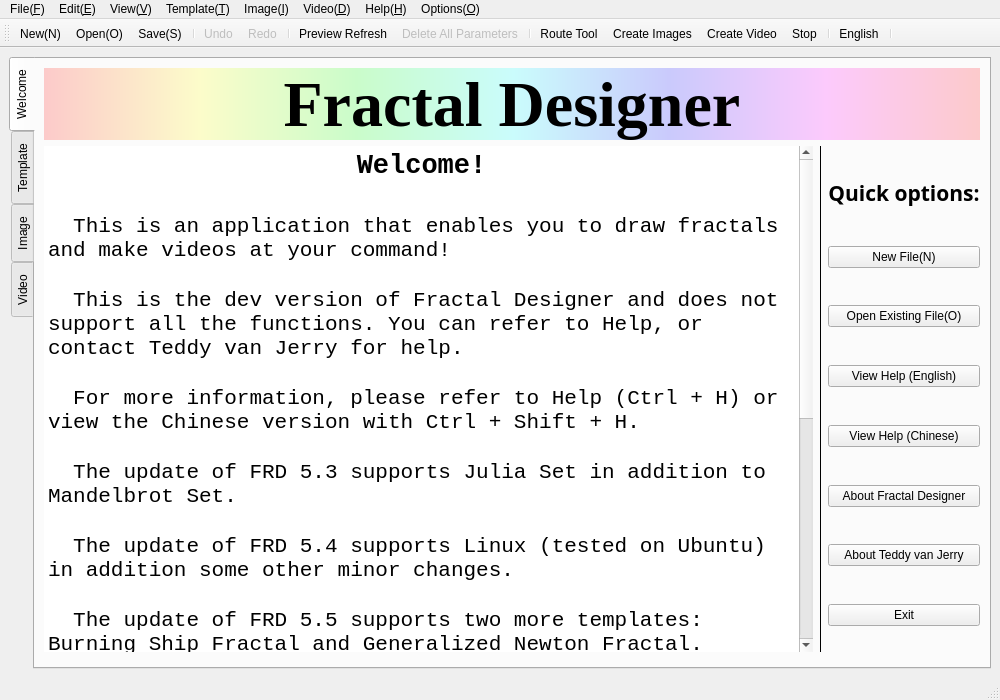
The window that mainwindow.ui (Teddy-van-Jerry/Fractal_Designer) describes before a commit, drawn with Qt 5.
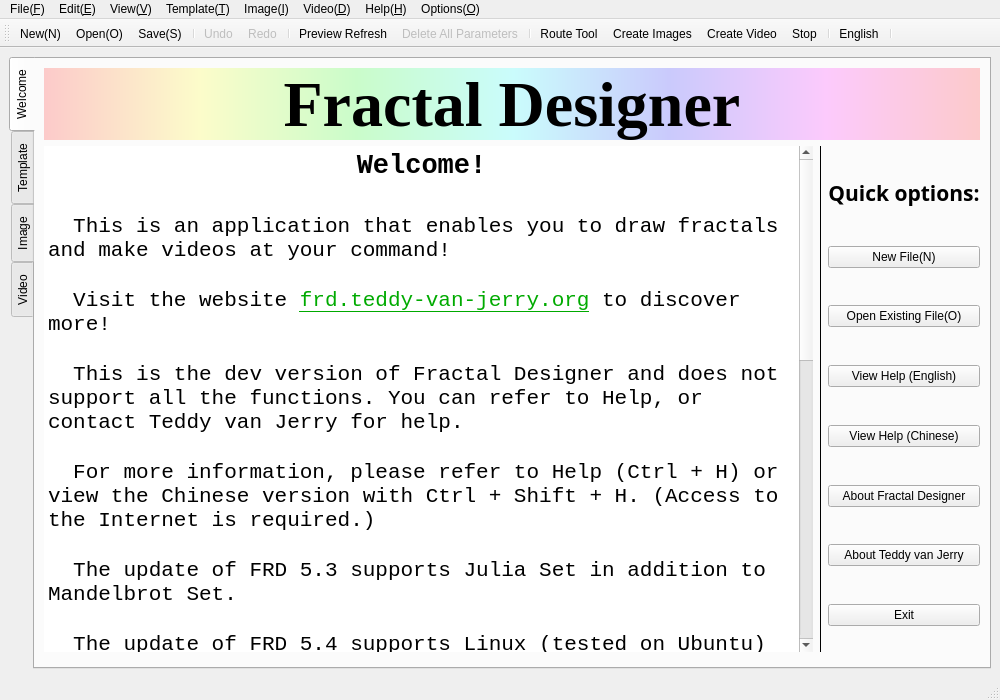
The same window after the commit. Icons and pictures are not drawn.

Diff of the .ui file:
```diff
--- a/mainwindow.ui
+++ b/mainwindow.ui
@@ -104,9 +104,11 @@
 &lt;p align=&quot;center&quot; style=&quot;-qt-paragraph-type:empty; margin-top:0px; margin-bottom:0px; margin-left:0px; margin-right:0px; -qt-block-indent:0; text-indent:0px; font-size:20pt; font-weight:600;&quot;&gt;&lt;br /&gt;&lt;/p&gt;
 &lt;p style=&quot; margin-top:0px; margin-bottom:0px; margin-left:0px; margin-right:0px; -qt-block-indent:0; text-indent:0px;&quot;&gt;&lt;span style=&quot; font-size:16pt;&quot;&gt;  This is an application that enables you to draw fractals and make videos at your command!&lt;/span&gt;&lt;/p&gt;
 &lt;p style=&quot;-qt-paragraph-type:empty; margin-top:0px; margin-bottom:0px; margin-left:0px; margin-right:0px; -qt-block-indent:0; text-indent:0px; font-size:16pt;&quot;&gt;&lt;br /&gt;&lt;/p&gt;
+&lt;p style=&quot; margin-top:0px; margin-bottom:0px; margin-left:0px; margin-right:0px; -qt-block-indent:0; text-indent:0px;&quot;&gt;&lt;span style=&quot; font-size:16pt;&quot;&gt;  Visit the website &lt;/span&gt;&lt;a href=&quot;http://frd.teddy-van-jerry.org&quot;&gt;&lt;span style=&quot; font-size:16pt; text-decoration: underline; color:#00aa00;&quot;&gt;frd.teddy-van-jerry.org&lt;/span&gt;&lt;/a&gt;&lt;span style=&quot; font-size:16pt;&quot;&gt; to discover more!&lt;/span&gt;&lt;/p&gt;
+&lt;p style=&quot;-qt-paragraph-type:empty; margin-top:0px; margin-bottom:0px; margin-left:0px; margin-right:0px; -qt-block-indent:0; text-indent:0px; font-size:16pt;&quot;&gt;&lt;br /&gt;&lt;/p&gt;
 &lt;p style=&quot; margin-top:0px; margin-bottom:0px; margin-left:0px; margin-right:0px; -qt-block-indent:0; text-indent:0px;&quot;&gt;&lt;span style=&quot; font-size:16pt;&quot;&gt;  This is the dev version of Fractal Designer and does not support all the functions. You can refer to Help, or contact Teddy van Jerry for help.&lt;/span&gt;&lt;/p&gt;
 &lt;p style=&quot;-qt-paragraph-type:empty; margin-top:0px; margin-bottom:0px; margin-left:0px; margin-right:0px; -qt-block-indent:0; text-indent:0px; font-size:16pt;&quot;&gt;&lt;br /&gt;&lt;/p&gt;
-&lt;p style=&quot; margin-top:0px; margin-bottom:0px; margin-left:0px; margin-right:0px; -qt-block-indent:0; text-indent:0px;&quot;&gt;&lt;span style=&quot; font-size:16pt;&quot;&gt;  For more information, please refer to Help (Ctrl + H) or view the Chinese version with Ctrl + Shift + H.&lt;/span&gt;&lt;/p&gt;
+&lt;p style=&quot; margin-top:0px; margin-bottom:0px; margin-left:0px; margin-right:0px; -qt-block-indent:0; text-indent:0px;&quot;&gt;&lt;span style=&quot; font-size:16pt;&quot;&gt;  For more information, please refer to Help (Ctrl + H) or view the Chinese version with Ctrl + Shift + H. (Access to the Internet is required.)&lt;/span&gt;&lt;/p&gt;
 &lt;p style=&quot;-qt-paragraph-type:empty; margin-top:0px; margin-bottom:0px; margin-left:0px; margin-right:0px; -qt-block-indent:0; text-indent:0px; font-size:16pt;&quot;&gt;&lt;br /&gt;&lt;/p&gt;
 &lt;p style=&quot; margin-top:0px; margin-bottom:0px; margin-left:0px; margin-right:0px; -qt-block-indent:0; text-indent:0px;&quot;&gt;&lt;span style=&quot; font-size:16pt;&quot;&gt;  The update of FRD 5.3 supports Julia Set in addition to Mandelbrot Set.&lt;/span&gt;&lt;/p&gt;
 &lt;p style=&quot;-qt-paragraph-type:empty; margin-top:0px; margin-bottom:0px; margin-left:0px; margin-right:0px; -qt-block-indent:0; text-indent:0px; font-size:16pt;&quot;&gt;&lt;br /&gt;&lt;/p&gt;
@@ -114,18 +116,26 @@
 &lt;p style=&quot;-qt-paragraph-type:empty; margin-top:0px; margin-bottom:0px; margin-left:0px; margin-right:0px; -qt-block-indent:0; text-indent:0px; font-size:16pt;&quot;&gt;&lt;br /&gt;&lt;/p&gt;
 &lt;p style=&quot; margin-top:0px; margin-bottom:0px; margin-left:0px; margin-right:0px; -qt-block-indent:0; text-indent:0px;&quot;&gt;&lt;span style=&quot; font-size:16pt;&quot;&gt;  The update of FRD 5.5 supports two more templates: Burning Ship Fractal and Generalized Newton Fractal.&lt;/span&gt;&lt;/p&gt;
 &lt;p style=&quot;-qt-paragraph-type:empty; margin-top:0px; margin-bottom:0px; margin-left:0px; margin-right:0px; -qt-block-indent:0; text-indent:0px; font-size:16pt;&quot;&gt;&lt;br /&gt;&lt;/p&gt;
-&lt;p style=&quot; margin-top:0px; margin-bottom:0px; margin-left:0px; margin-right:0px; -qt-block-indent:0; text-indent:0px;&quot;&gt;&lt;span style=&quot; font-size:16pt;&quot;&gt;  In the bata version of Fractal Designer 5.6 LTS, which features customized formulas, there can be numerous bugs. Please report issues on GitHub.&lt;/span&gt;&lt;/p&gt;
+&lt;p style=&quot; margin-top:0px; margin-bottom:0px; margin-left:0px; margin-right:0px; -qt-block-indent:0; text-indent:0px;&quot;&gt;&lt;span style=&quot; font-size:16pt;&quot;&gt;  In FRD 5.6, without the burden of supporting older versions, it features customized formula settings, which offer even more freedom to designers.&lt;/span&gt;&lt;/p&gt;
+&lt;p style=&quot; margin-top:0px; margin-bottom:0px; margin-left:0px; margin-right:0px; -qt-block-indent:0; text-indent:0px;&quot;&gt;&lt;span style=&quot; font-size:16pt;&quot;&gt;  Currently, there is only release version for Windows. Release versions for other platforms will be released in the near future.&lt;/span&gt;&lt;/p&gt;
 &lt;p style=&quot;-qt-paragraph-type:empty; margin-top:0px; margin-bottom:0px; margin-left:0px; margin-right:0px; -qt-block-indent:0; text-indent:0px; font-size:16pt;&quot;&gt;&lt;br /&gt;&lt;/p&gt;
-&lt;p style=&quot; margin-top:0px; margin-bottom:0px; margin-left:0px; margin-right:0px; -qt-block-indent:0; text-indent:0px;&quot;&gt;&lt;span style=&quot; font-size:16pt;&quot;&gt;  Version: 5.6.3-beta (2021/07/14)&lt;/span&gt;&lt;/p&gt;
+&lt;p style=&quot; margin-top:0px; margin-bottom:0px; margin-left:0px; margin-right:0px; -qt-block-indent:0; text-indent:0px;&quot;&gt;&lt;span style=&quot; font-size:16pt;&quot;&gt;  Version: 5.6.3 (2021/07/15)&lt;/span&gt;&lt;/p&gt;
 &lt;p style=&quot;-qt-paragraph-type:empty; margin-top:0px; margin-bottom:0px; margin-left:0px; margin-right:0px; -qt-block-indent:0; text-indent:0px; font-size:16pt;&quot;&gt;&lt;br /&gt;&lt;/p&gt;
-&lt;p style=&quot; margin-top:0px; margin-bottom:0px; margin-left:0px; margin-right:0px; -qt-block-indent:0; text-indent:0px;&quot;&gt;&lt;span style=&quot; font-size:16pt;&quot;&gt;  &lt;/span&gt;&lt;span style=&quot; font-size:16pt; color:#555500;&quot;&gt;Designer: &lt;/span&gt;&lt;span style=&quot; font-size:16pt; color:#aa00ff;&quot;&gt;Teddy van Jerry&lt;/span&gt;&lt;/p&gt;
-&lt;p style=&quot; margin-top:0px; margin-bottom:0px; margin-left:0px; margin-right:0px; -qt-block-indent:0; text-indent:0px;&quot;&gt;&lt;span style=&quot; font-size:16pt; color:#aa00ff;&quot;&gt;  &lt;/span&gt;&lt;span style=&quot; font-size:16pt; color:#000000;&quot;&gt;* GitHub        : &lt;/span&gt;&lt;a href=&quot;https://github.com/Teddy-van-Jerry&quot;&gt;&lt;span style=&quot; font-size:16pt; text-decoration: underline; color:#0000ff;&quot;&gt;Teddy-van-Jerry&lt;/span&gt;&lt;/a&gt;&lt;/p&gt;
+&lt;p style=&quot; margin-top:0px; margin-bottom:0px; margin-left:0px; margin-right:0px; -qt-block-indent:0; text-indent:0px;&quot;&gt;&lt;span style=&quot; font-size:16pt;&quot;&gt;  &lt;/span&gt;&lt;span style=&quot; font-size:16pt; color:#555500;&quot;&gt;Designer: &lt;/span&gt;&lt;span style=&quot; font-size:16pt; color:#aa00ff;&quot;&gt;TVJ Group | Teddy van Jerry&lt;/span&gt;&lt;/p&gt;
+&lt;p style=&quot; margin-top:0px; margin-bottom:0px; margin-left:0px; margin-right:0px; -qt-block-indent:0; text-indent:0px;&quot;&gt;&lt;span style=&quot; font-size:16pt; color:#aa00ff;&quot;&gt;  &lt;/span&gt;&lt;span style=&quot; font-size:16pt; color:#000000;&quot;&gt;* TVJ Group     : &lt;/span&gt;&lt;a href=&quot;http://group.teddy-van-jerry.org&quot;&gt;&lt;span style=&quot; font-size:16pt; text-decoration: underline; color:#0000ff;&quot;&gt;group.teddy-van-jerry.org&lt;/span&gt;&lt;/a&gt;&lt;/p&gt;
+&lt;p style=&quot; margin-top:0px; margin-bottom:0px; margin-left:0px; margin-right:0px; -qt-block-indent:0; text-indent:0px;&quot;&gt;&lt;span style=&quot; font-size:16pt; color:#aa00ff;&quot;&gt;  &lt;/span&gt;&lt;span style=&quot; font-size:16pt; color:#000000;&quot;&gt;* TVJ's Blog    : &lt;/span&gt;&lt;a href=&quot;http://blog.teddy-van-jerry.org&quot;&gt;&lt;span style=&quot; font-size:16pt; text-decoration: underline; color:#0000ff;&quot;&gt;blog.teddy-van-jerry.org&lt;/span&gt;&lt;/a&gt;&lt;/p&gt;
+&lt;p style=&quot; margin-top:0px; margin-bottom:0px; margin-left:0px; margin-right:0px; -qt-block-indent:0; text-indent:0px;&quot;&gt;&lt;span style=&quot; font-size:16pt; color:#aa00ff;&quot;&gt;  &lt;/span&gt;&lt;span style=&quot; font-size:16pt; color:#000000;&quot;&gt;* GitHub        : &lt;/span&gt;&lt;a href=&quot;https://github.com/Teddy-van-Jerry&quot;&gt;&lt;span style=&quot; font-size:16pt; text-decoration: underline; color:#0000ff;&quot;&gt;Teddy-van-Jerry&lt;/span&gt;&lt;/a&gt;&lt;span style=&quot; font-size:16pt;&quot;&gt;, &lt;/span&gt;&lt;a href=&quot;https://github.com/T-V-J&quot;&gt;&lt;span style=&quot; font-size:16pt; text-decoration: underline; color:#0000ff;&quot;&gt;T-V-J&lt;/span&gt;&lt;/a&gt;&lt;/p&gt;
 &lt;p style=&quot; margin-top:0px; margin-bottom:0px; margin-left:0px; margin-right:0px; -qt-block-indent:0; text-indent:0px;&quot;&gt;&lt;span style=&quot; font-size:16pt; color:#000000;&quot;&gt;  * CSDN          : &lt;/span&gt;&lt;a href=&quot;https://blog.csdn.net/weixin_50012998&quot;&gt;&lt;span style=&quot; font-size:16pt; text-decoration: underline; color:#0000ff;&quot;&gt;Teddy van Jerry&lt;/span&gt;&lt;/a&gt;&lt;/p&gt;
 &lt;p style=&quot; margin-top:0px; margin-bottom:0px; margin-left:0px; margin-right:0px; -qt-block-indent:0; text-indent:0px;&quot;&gt;&lt;span style=&quot; font-size:16pt; color:#000000;&quot;&gt;  * Qt Forum      : &lt;/span&gt;&lt;a href=&quot;https://forum.qt.io/user/teddy-van-jerry&quot;&gt;&lt;span style=&quot; font-size:16pt; text-decoration: underline; color:#0000ff;&quot;&gt;Teddy van Jerry&lt;/span&gt;&lt;/a&gt;&lt;/p&gt;
 &lt;p style=&quot; margin-top:0px; margin-bottom:0px; margin-left:0px; margin-right:0px; -qt-block-indent:0; text-indent:0px;&quot;&gt;&lt;span style=&quot; font-size:16pt; color:#000000;&quot;&gt;  * Stack Overflow: &lt;/span&gt;&lt;a href=&quot;https://stackoverflow.com/users/15080514/teddy-van-jerry&quot;&gt;&lt;span style=&quot; font-size:16pt; text-decoration: underline; color:#0000ff;&quot;&gt;Teddy van Jerry&lt;/span&gt;&lt;/a&gt;&lt;/p&gt;
 &lt;p style=&quot; margin-top:0px; margin-bottom:0px; margin-left:0px; margin-right:0px; -qt-block-indent:0; text-indent:0px;&quot;&gt;&lt;span style=&quot; font-size:16pt; color:#000000;&quot;&gt;  * Bilibili      : &lt;/span&gt;&lt;a href=&quot;https://space.bilibili.com/631883409&quot;&gt;&lt;span style=&quot; font-size:16pt; text-decoration: underline; color:#0000ff;&quot;&gt;Teddy_van_Jerry&lt;/span&gt;&lt;/a&gt;&lt;/p&gt;
-&lt;p style=&quot; margin-top:0px; margin-bottom:0px; margin-left:0px; margin-right:0px; -qt-block-indent:0; text-indent:0px;&quot;&gt;&lt;span style=&quot; font-size:16pt; color:#000000;&quot;&gt;  * E-mail        : &lt;/span&gt;&lt;span style=&quot; font-size:14pt; color:#00aa00;&quot;&gt;me@teddy-van-jerry.org&lt;/span&gt;&lt;span style=&quot; font-size:14pt; color:#000000;&quot;&gt; or &lt;/span&gt;&lt;span style=&quot; font-size:14pt; color:#00aa00;&quot;&gt;teddy-jerry@qq.com&lt;/span&gt;&lt;/p&gt;
+&lt;p style=&quot; margin-top:0px; margin-bottom:0px; margin-left:0px; margin-right:0px; -qt-block-indent:0; text-indent:0px;&quot;&gt;&lt;span style=&quot; font-size:16pt; color:#000000;&quot;&gt;  * E-mail        : &lt;/span&gt;&lt;a href=&quot;mailto:me@teddy-van-jerry.org&quot;&gt;&lt;span style=&quot; font-size:16pt; text-decoration: underline; color:#0000ff;&quot;&gt;me@teddy-van-jerry.org&lt;/span&gt;&lt;/a&gt;&lt;/p&gt;
 &lt;p style=&quot;-qt-paragraph-type:empty; margin-top:0px; margin-bottom:0px; margin-left:0px; margin-right:0px; -qt-block-indent:0; text-indent:0px; font-size:16pt; color:#000000;&quot;&gt;&lt;br /&gt;&lt;/p&gt;
+&lt;p style=&quot; margin-top:0px; margin-bottom:0px; margin-left:0px; margin-right:0px; -qt-block-indent:0; text-indent:0px;&quot;&gt;&lt;span style=&quot; font-size:9pt; color:#646464;&quot;&gt;    Fractal Designer 5.6 uses:&lt;/span&gt;&lt;/p&gt;
+&lt;p style=&quot; margin-top:0px; margin-bottom:0px; margin-left:0px; margin-right:0px; -qt-block-indent:0; text-indent:0px;&quot;&gt;&lt;span style=&quot; font-size:9pt; color:#646464;&quot;&gt;     ● FFmpeg&lt;/span&gt;&lt;/p&gt;
+&lt;p style=&quot; margin-top:0px; margin-bottom:0px; margin-left:0px; margin-right:0px; -qt-block-indent:0; text-indent:0px;&quot;&gt;&lt;span style=&quot; font-size:9pt; color:#646464;&quot;&gt;     ● Visual Studio 2019 Image Library&lt;/span&gt;&lt;/p&gt;
+&lt;p style=&quot; margin-top:0px; margin-bottom:0px; margin-left:0px; margin-right:0px; -qt-block-indent:0; text-indent:0px;&quot;&gt;&lt;span style=&quot; font-size:9pt; color:#646464;&quot;&gt;     ● Qt (Community)&lt;/span&gt;&lt;/p&gt;
+&lt;p style=&quot;-qt-paragraph-type:empty; margin-top:0px; margin-bottom:0px; margin-left:0px; margin-right:0px; -qt-block-indent:0; text-indent:0px; font-size:9pt; color:#646464;&quot;&gt;&lt;br /&gt;&lt;/p&gt;
 &lt;p style=&quot;-qt-paragraph-type:empty; margin-top:0px; margin-bottom:0px; margin-left:0px; margin-right:0px; -qt-block-indent:0; text-indent:0px; font-size:16pt;&quot;&gt;&lt;br /&gt;&lt;/p&gt;&lt;/body&gt;&lt;/html&gt;</string>
             </property>
             <property name="openExternalLinks">
```
Left out of the diff: 2 changed lines with no effect on the pictures.
